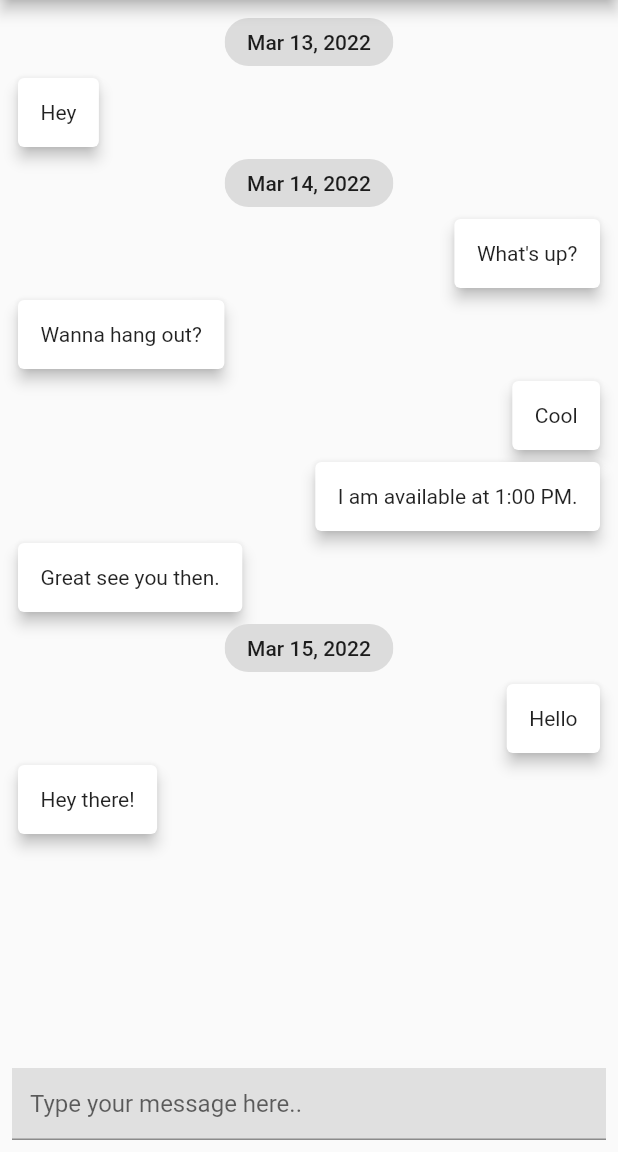
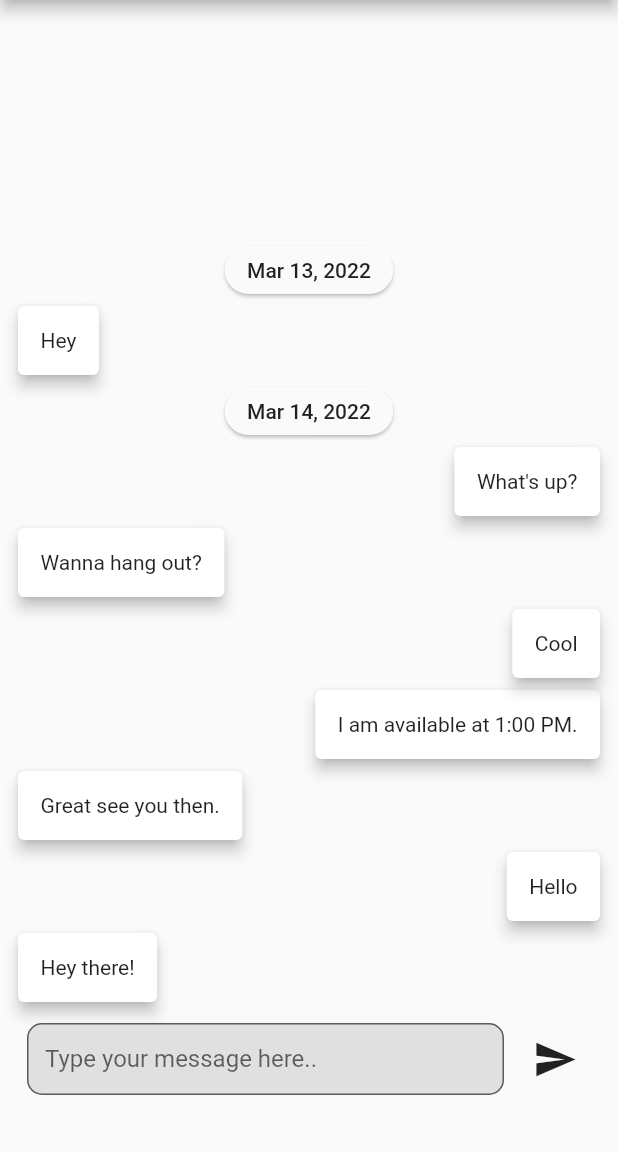
Before and after one commit to milkyascodes/flutter_chat_ui, a Flutter app: the screen it shows after launch, on a phone screen of 412 x 824 dp, the part 84-1236 px from its top. Run offline on Flutter 3.47's test engine with Material 2 defaults, Android fonts, the light colour scheme and no system bars; drawn by our look-alikes of grouped_list.

Commit message:
styled textfield

```diff
--- a/lib/chat_screen.dart
+++ b/lib/chat_screen.dart
@@ -15,11 +15,9 @@ class ChatScreen extends StatefulWidget {
 }
 
 class _ChatScreenState extends State<ChatScreen> {
-  var messages = [
-    Message('Hey there!',
-        DateTime.now().subtract(Duration(days: -1, minutes: 1)), false),
-    Message(
-        'Hello', DateTime.now().subtract(Duration(days: -1, minutes: 1)), true),
+  List<Message> messages = [
+    Message('Hey there!', DateTime.now().subtract(Duration(minutes: 1)), false),
+    Message('Hello', DateTime.now().subtract(Duration(minutes: 1)), true),
     Message('Great see you then.',
         DateTime.now().subtract(Duration(minutes: 1)), false),
     Message('I am available at 1:00 PM.',
@@ -43,6 +41,8 @@ class _ChatScreenState extends State<ChatScreen> {
           children: [
             Expanded(
               child: GroupedListView<Message, DateTime>(
+                reverse: true,
+                order: GroupedListOrder.DESC,
                 elements: messages,
                 groupBy: (message) => DateTime(
                   message.date.year,
@@ -53,6 +53,8 @@ class _ChatScreenState extends State<ChatScreen> {
                   height: 40,
                   child: Center(
                     child: Chip(
+                        backgroundColor: Colors.transparent,
+                        elevation: 1,
                         label: Padding(
                           padding: EdgeInsets.all(3),
                           child: Text(DateFormat.yMMMd().format(message.date)),
@@ -74,16 +76,56 @@ class _ChatScreenState extends State<ChatScreen> {
               ),
             ),
             Container(
-              color: Colors.grey[300],
+              decoration: BoxDecoration(
+                borderRadius: BorderRadius.circular(10),
+                color: Colors.transparent,
+              ),
+              child: Padding(
+                padding: const EdgeInsets.all(10.0),
+                child: Row(
+                  mainAxisAlignment: MainAxisAlignment.spaceBetween,
+                  children: [
+                    Expanded(
+                      // width: 300,
                       child: TextField(
                         decoration: InputDecoration(
+                            border: OutlineInputBorder(
+                              borderRadius: BorderRadius.circular(10.0),
+                            ),
+                            filled: true,
+                            fillColor: Colors.grey.shade300,
+                            // focusedBorder: InputBorder.none,
                             contentPadding: EdgeInsets.all(12),
                             hintText: 'Type your message here..'),
                       ),
                     ),
+                    SizedBox(
+                      width: 10,
+                    ),
+                    IconButton(
+                      onPressed: () {},
+                      icon: Icon(Icons.send),
+                      iconSize: 30,
+                      splashRadius: 10,
+                    )
+                  ],
+                ),
+              ),
+            ),
+            SizedBox(
+              height: 20,
+            )
           ],
         ),
       ),
     );
   }
 }
+
+
+// onPressed:(text) {
+//   final newMessage = Message(text, DateTime.now(), true);
+//   setState(() {
+//     messages.add(newMessage);
+//   });
+// };
```
Lines whose indentation alone changed are shown as unchanged.
